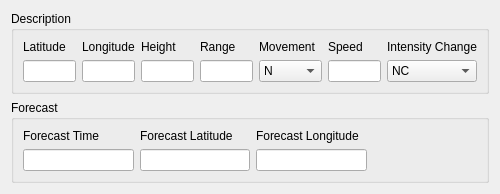
Qt form tafor/components/ui/sigmet_typhoon.ui (up1and/tafor) before a commit.
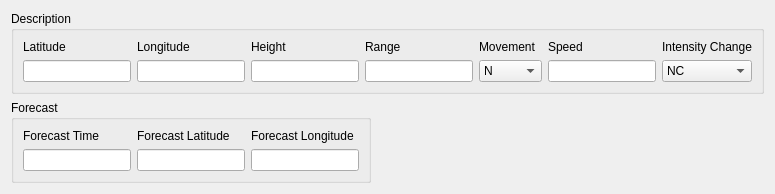
The same form after that commit.

Commit message: 调整 SIGMET 输入框间距

Patch:
```diff
--- a/tafor/components/ui/sigmet_typhoon.ui
+++ b/tafor/components/ui/sigmet_typhoon.ui
@@ -16,6 +16,12 @@
   <layout class="QVBoxLayout" name="verticalLayout">
    <item>
     <widget class="QGroupBox" name="descriptionGroup">
+     <property name="sizePolicy">
+      <sizepolicy hsizetype="Fixed" vsizetype="Preferred">
+       <horstretch>0</horstretch>
+       <verstretch>0</verstretch>
+      </sizepolicy>
+     </property>
      <property name="title">
       <string>Description</string>
      </property>
@@ -178,22 +184,18 @@
    </item>
    <item>
     <widget class="QGroupBox" name="forecastGroup">
+     <property name="sizePolicy">
+      <sizepolicy hsizetype="Fixed" vsizetype="Preferred">
+       <horstretch>0</horstretch>
+       <verstretch>0</verstretch>
+      </sizepolicy>
+     </property>
      <property name="title">
       <string>Forecast</string>
      </property>
      <layout class="QGridLayout" name="gridLayout_2">
-      <item row="1" column="3">
-       <spacer name="horizontalSpacer">
-        <property name="orientation">
-         <enum>Qt::Horizontal</enum>
-        </property>
-        <property name="sizeHint" stdset="0">
-         <size>
-          <width>40</width>
-          <height>20</height>
-         </size>
-        </property>
-       </spacer>
+      <item row="1" column="2">
+       <widget class="QLineEdit" name="forecastLongitude"/>
       </item>
       <item row="0" column="0">
        <widget class="QLabel" name="forecastTimeLabel">
@@ -205,12 +207,12 @@
         </property>
        </widget>
       </item>
+      <item row="1" column="1">
+       <widget class="QLineEdit" name="forecastLatitude"/>
+      </item>
       <item row="1" column="0">
        <widget class="QLineEdit" name="forecastTime"/>
       </item>
-      <item row="1" column="2">
-       <widget class="QLineEdit" name="forecastLongitude"/>
-      </item>
       <item row="0" column="2">
        <widget class="QLabel" name="forecastLongitudeLabel">
         <property name="text">
@@ -221,9 +223,6 @@
         </property>
        </widget>
       </item>
-      <item row="1" column="1">
-       <widget class="QLineEdit" name="forecastLatitude"/>
-      </item>
       <item row="0" column="1">
        <widget class="QLabel" name="forecastLatitudeLabel">
         <property name="text">
```
The commit also changes 5 other files.
